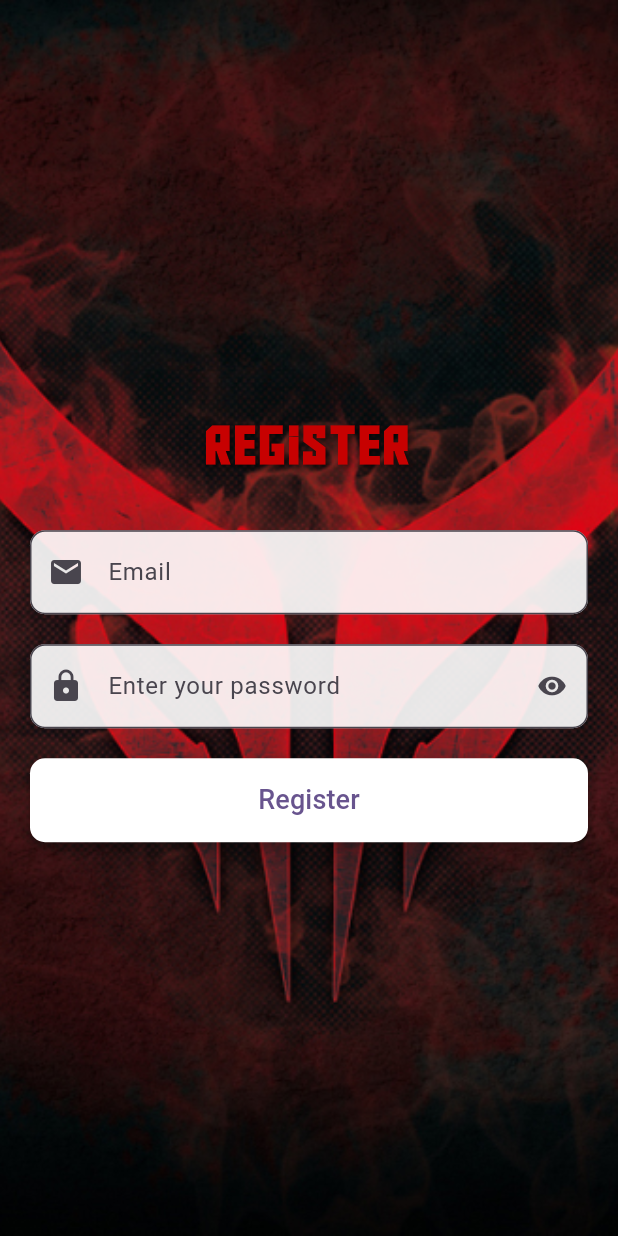
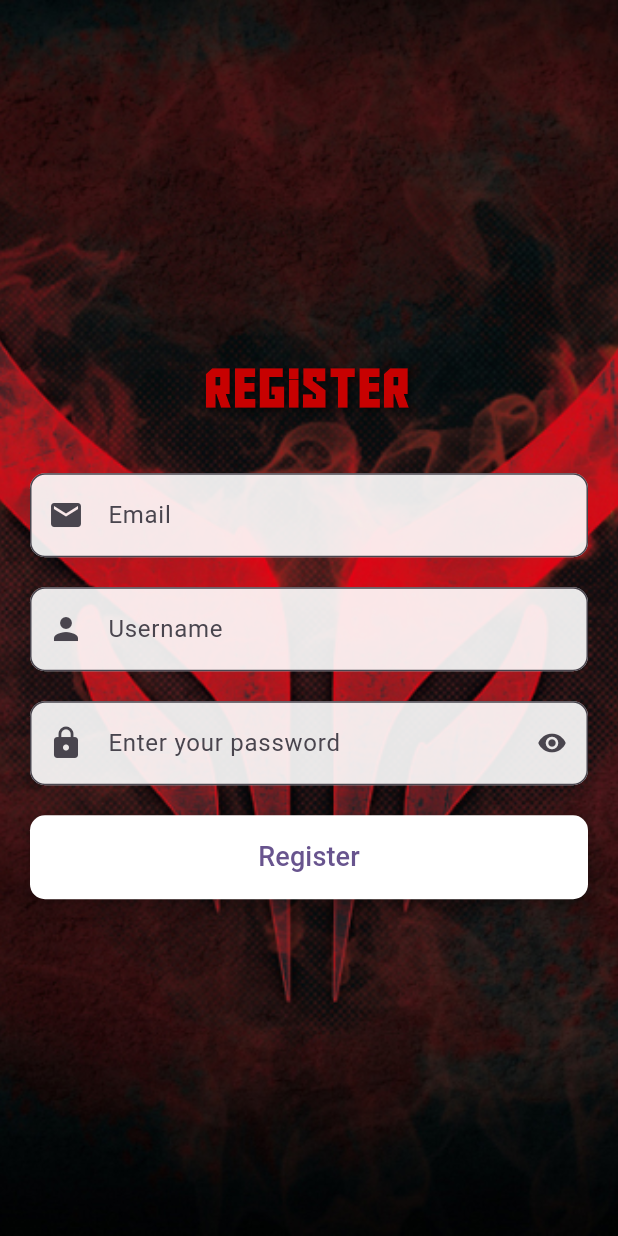
Before and after one commit to AayushPandeyy/manunited_trivia_flutter, a Flutter app: the RegisterScreen screen opened directly, on a phone screen of 412 x 824 dp. Run offline on Flutter 3.47's test engine with Material 3 defaults, Android fonts, the phone set to English and light mode, and no system bars; our stand-ins replace auto_size_text, carousel_slider, firebase_auth, firebase_core, pie_chart, quickalert and 1 more; accounts and stored records are empty; network calls fail.

Commit message:
Username field added while registering

```diff
--- a/lib/models/User.dart
+++ b/lib/models/User.dart
@@ -1,13 +1,15 @@
 // models/user.dart
 class User {
   final String id;
+  final String username;
   final String email;
 
-  User({required this.id, required this.email});
+  User({required this.id, required this.username,required this.email});
 
   factory User.fromJson(Map<String, dynamic> json) {
     return User(
       id: json['id'],
+      username: json['username'],
       email: json['email'],
     );
   }
--- a/lib/screens/RegisterScreen.dart
+++ b/lib/screens/RegisterScreen.dart
@@ -1,6 +1,6 @@
-import 'package:firebase_auth/firebase_auth.dart';
 import 'package:flutter/material.dart';
 import 'package:manunited_trivia/constants/ColorsToUse.dart';
+import 'package:manunited_trivia/screens/MainDisplay.dart';
 import 'package:manunited_trivia/services/auth_service.dart';
 import 'package:shared_preferences/shared_preferences.dart';
 
@@ -14,23 +14,28 @@ class RegisterScreen extends StatefulWidget {
 class _RegisterScreenState extends State<RegisterScreen> {
   final TextEditingController emailController = TextEditingController();
   final TextEditingController passwordController = TextEditingController();
+  final TextEditingController usernameController = TextEditingController();
 
   final AuthService authService = AuthService();
 
   void _register(BuildContext context) async {
-    String username = emailController.text.trim();
+    String email = emailController.text.trim();
     String password = passwordController.text.trim();
+    String username = usernameController.text.trim();
 
-    String? token = await authService.register(username, password);
+    String? token = await authService.register(email, username, password);
 
     if (token != null) {
       // Store token in shared preferences for persistent login
       SharedPreferences prefs = await SharedPreferences.getInstance();
       prefs.setString('token', token);
+      print("Registered");
 
       // Navigate to home screen
-      Navigator.pushReplacementNamed(context, '/homeScreen');
+      Navigator.of(context).pushReplacement(
+          MaterialPageRoute(builder: (context) => MainDisplay()));
     } else {
+      print(token);
       // Handle login failure
       ScaffoldMessenger.of(context).showSnackBar(
         const SnackBar(content: Text('Registration failed')),
@@ -95,6 +100,20 @@ class _RegisterScreenState extends State<RegisterScreen> {
                   ),
                   const SizedBox(height: 20.0),
                   TextField(
+                    controller: usernameController,
+                    decoration: InputDecoration(
+                      filled: true,
+                      fillColor: Colors.white.withOpacity(0.9),
+                      hintText: 'Enter your username',
+                      labelText: 'Username',
+                      prefixIcon: const Icon(Icons.person),
+                      border: OutlineInputBorder(
+                        borderRadius: BorderRadius.circular(10.0),
+                      ),
+                    ),
+                  ),
+                  const SizedBox(height: 20.0),
+                  TextField(
                     controller: passwordController,
                     obscureText: obscure,
                     decoration: InputDecoration(
```
Also changed, not shown: lib/screens/HomeScreen.dart (+27 -1 lines), lib/services/auth_service.dart (+11 -7 lines).
